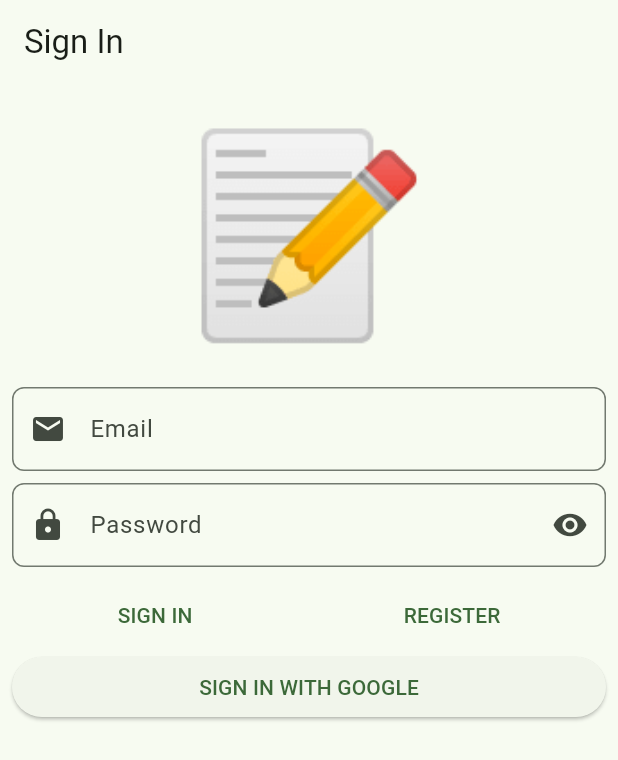
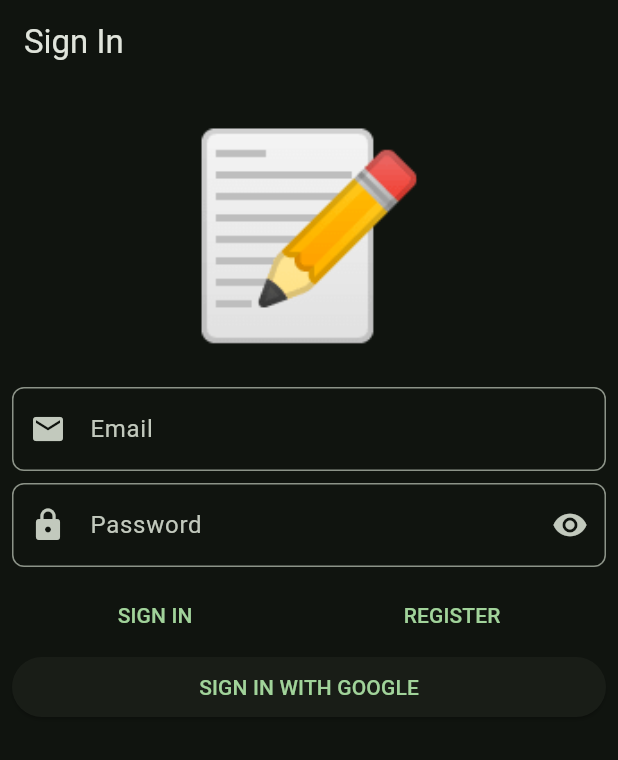
Before and after one commit to Meshkat-Shadik/FirebaseFlutter, a Flutter app: the screen it shows after launch, on a phone screen of 412 x 824 dp. Shown: the top 760 px of the screen. Run offline on Flutter 3.47's test engine with Material 2 defaults, Android fonts, the phone set to English and light mode, and no system bars; our stand-ins replace another_flushbar, auto_route, bloc, cloud_firestore, dartz, firebase_auth and 12 more; accounts and stored records are empty.

Commit message:
theme with hydrated-bloc

```diff
--- /dev/null
+++ b/lib/application/theme_cubit/theme_cubit_cubit.dart
@@ -0,0 +1,22 @@
+import 'package:hydrated_bloc/hydrated_bloc.dart';
+import 'package:injectable/injectable.dart';
+
+@injectable
+class ThemeCubitCubit extends HydratedCubit<bool> {
+  ThemeCubitCubit() : super(false);
+
+  void toggleTheme({required bool value}) {
+    emit(value);
+  }
+
+  @override
+  bool? fromJson(Map<String, dynamic> json) {
+    return json['isDark'] as bool;
+  }
+
+  @override
+  Map<String, dynamic>? toJson(bool state) {
+    // ignore: unnecessary_cast
+    return {'isDark': state} as Map<String, dynamic>;
+  }
+}
--- a/lib/presentation/core/app_widget.dart
+++ b/lib/presentation/core/app_widget.dart
@@ -1,4 +1,5 @@
 import 'package:firebase_todo/application/auth/auth/auth_bloc.dart';
+import 'package:firebase_todo/application/theme_cubit/theme_cubit_cubit.dart';
 import 'package:firebase_todo/injection.dart';
 import 'package:firebase_todo/presentation/routes/router.gr.dart';
 import 'package:flutter/material.dart';
@@ -14,28 +15,20 @@ class AppWidget extends StatelessWidget {
           create: (context) =>
               getIt<AuthBloc>()..add(const AuthEvent.authCheckRequested()),
         ),
+        BlocProvider<ThemeCubitCubit>(
+          create: (context) => getIt<ThemeCubitCubit>(),
+        ),
       ],
-      child: MaterialApp.router(
+      child: BlocBuilder<ThemeCubitCubit, bool>(
+        builder: (context, state) {
+          return MaterialApp.router(
             routerDelegate: _appRouter.delegate(),
             routeInformationParser: _appRouter.defaultRouteParser(),
             debugShowCheckedModeBanner: false,
             title: 'Notes',
-        // theme: ThemeData.light().copyWith(
-        //   primaryColor: Colors.green[800],
-        //   floatingActionButtonTheme: FloatingActionButtonThemeData(
-        //     backgroundColor: Colors.blue[900],
-        //   ),
-        // inputDecorationTheme: InputDecorationTheme(
-        //   border: OutlineInputBorder(
-        //     borderRadius: BorderRadius.circular(8),
-        //   ),
-        // ),
-        //   colorScheme:
-        //       ColorScheme.fromSwatch().copyWith(secondary: Colors.blueAccent),
-        // ),
             theme: ThemeData(
               colorSchemeSeed: Colors.green.shade800,
-          brightness: Brightness.light,
+              brightness: state ? Brightness.light : Brightness.dark,
               useMaterial3: true,
               inputDecorationTheme: InputDecorationTheme(
                 border: OutlineInputBorder(
@@ -43,6 +36,8 @@ class AppWidget extends StatelessWidget {
                 ),
               ),
             ),
+          );
+        },
       ),
     );
   }
```
Also changed, not shown: lib/main.dart (+9 -1 lines), lib/presentation/notes/note_form/note_form_page.dart (+15 -0 lines), lib/presentation/notes/note_form/widgets/body_field_widget.dart (+13 -11 lines), lib/presentation/notes/notes_overview/notes_overview_page.dart (+15 -0 lines), lib/presentation/notes/notes_overview/widgets/note_card_widget.dart (+15 -6 lines), pubspec.yaml (+19 -25 lines), lib/infrastructure/notes/note_dtos.freezed.dart, lib/injection.config.dart, pubspec.lock, 1 other file. Lines whose indentation alone changed are shown as unchanged.
